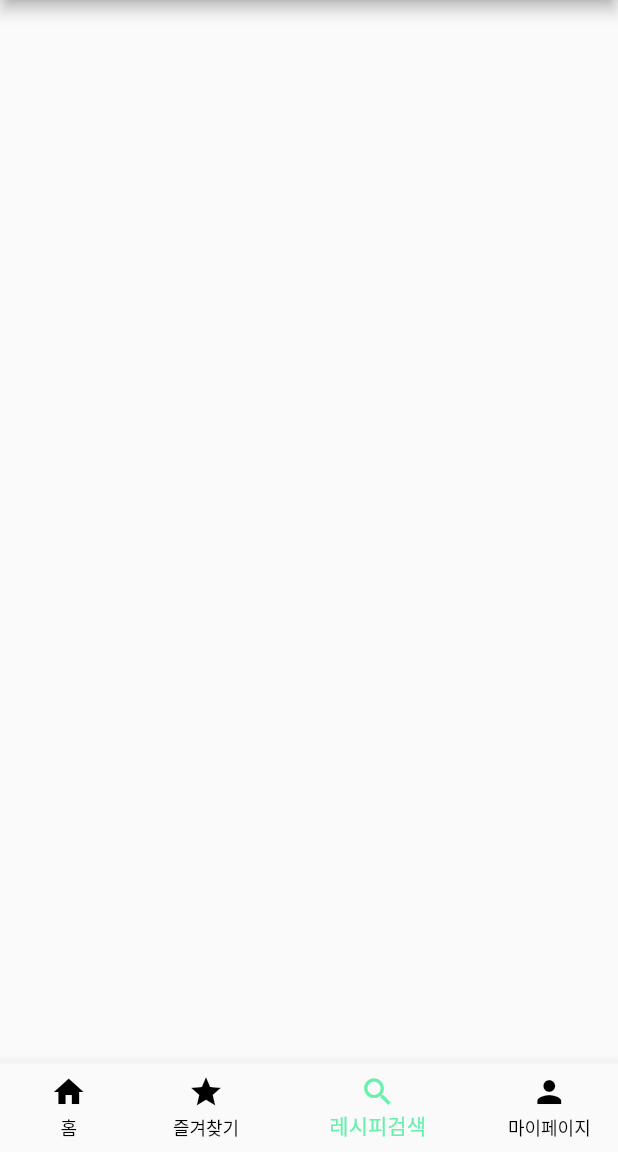
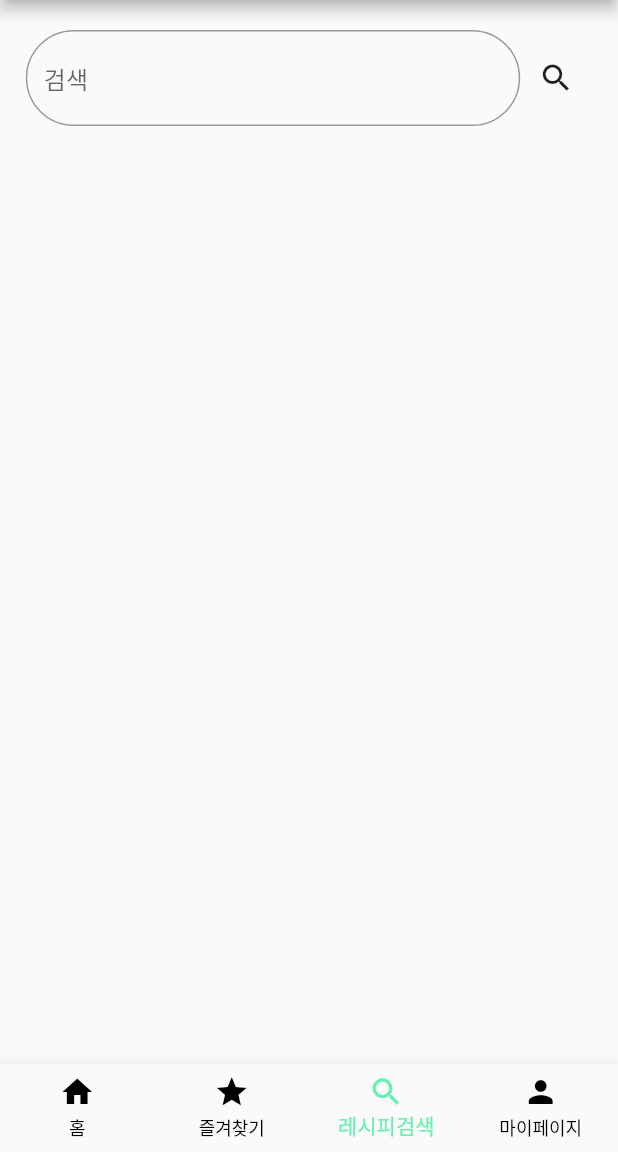
Before and after one commit to semin0723/recipes, a Flutter app: the screen it shows after launch, item 3 of the bottom bar chosen, on a phone screen of 412 x 824 dp, the part 84-1236 px from its top. Run offline on Flutter 3.47's test engine with Material 2 defaults, Android fonts, the light colour scheme and no system bars; our stand-ins replace image_picker; missing offline and left inert: dart:html.

Commit message:
캡스톤 진행중

```diff
--- a/lib/Home.dart
+++ b/lib/My_develop/Home.dart
@@ -1,14 +1,20 @@
-import 'dart:html';
-
+import 'dart:io';
 import 'package:flutter/cupertino.dart';
 import 'package:flutter/material.dart';
 import 'Image_Searched.dart';
+import 'package:image_picker/image_picker.dart';
 
-class Home extends StatelessWidget {
+
+class Home extends StatefulWidget {
   const Home({Key? key}) : super(key: key);
 
   @override
+  Homestate createState() => Homestate();
+}
+class Homestate extends State<Home> {
+  @override
   Widget build(BuildContext context) {
+    var images;
     List<String> recipe_name = <String>['recipe1','recipe2','recipe3','recipe4','recipe5'];
     List<bool> isfavorite = <bool>[true, false, false, true, true];
 
@@ -26,7 +32,7 @@ class Home extends StatelessWidget {
                 Center( // 사진 입력구간
                   child: Container(
                     margin: EdgeInsets.all(20),
-                    width: 300, height: 100, padding: EdgeInsets.fromLTRB(0, 20, 0, 0),
+                    width: double.infinity, height: 100, padding: EdgeInsets.fromLTRB(0, 20, 0, 0),
                     decoration: BoxDecoration(
                       borderRadius: BorderRadius.all(
                         Radius.circular(50),
@@ -47,11 +53,16 @@ class Home extends StatelessWidget {
                           ),
                         ),
                         IconButton(
-                            onPressed: (){
-                              Navigator.push(
-                                  context,
-                                  MaterialPageRoute(builder: (context) => Image_Searched()));
-                            },// 이미지 업로드 구간
+                            onPressed: () async{
+                              var picker = ImagePicker();
+                              var image = await picker.pickImage(source: ImageSource.gallery);
+                              if(image != null){
+                                setState(() => images = File(image.path));
+                                Navigator.push(
+                                    context,
+                                    MaterialPageRoute(builder: (context) => Image_Searched(images: images)));
+                              }
+                            },
                             icon: Icon(Icons.add))
                       ],
                     ),
@@ -62,17 +73,13 @@ class Home extends StatelessWidget {
                   children: [
                     Text('오늘의 추천 레시피'),
                     Container( // 추천레시피 5종 보여주는 공간
+                      width: double.infinity,
                       height: 300,
                       child: ListView.builder(
-                          padding: EdgeInsets.all(10),
+                          padding: EdgeInsets.all(5),
                           itemCount: recipe_name.length,
                           itemBuilder: (BuildContext context, int index) {
                             return Container(
-                              decoration: BoxDecoration(
-                                border: Border.all(
-                                  color: Colors.grey,
-                                ),
-                              ),
                               child: Row(
                                 mainAxisAlignment: MainAxisAlignment.spaceEvenly,
                                 children: [
@@ -85,6 +92,7 @@ class Home extends StatelessWidget {
                                     ),
                                   ),
                                   Flexible(
+                                    flex: 1,
                                     child: IconButton(
                                       onPressed: (){
                                         if (isfavorite[index]) {
@@ -114,7 +122,4 @@ class Home extends StatelessWidget {
       ),
     );
   }
-
-
-
 }
--- /dev/null
+++ b/lib/My_develop/Search.dart
@@ -0,0 +1,60 @@
+import 'package:flutter/material.dart';
+
+class Search extends StatelessWidget {
+  const Search({Key? key}) : super(key: key);
+
+  @override
+  Widget build(BuildContext context) {
+    final getsearchText = TextEditingController();
+
+    return MaterialApp(
+      home: SingleChildScrollView(
+        child: Column(
+          children: [
+            Container(
+              margin: EdgeInsets.only(top: 20),
+              child: Row(
+                mainAxisAlignment: MainAxisAlignment.center,
+                children: [
+                  Flexible(
+                    flex: 8,
+                    child: TextField(
+                      keyboardType: TextInputType.text,
+                      controller: getsearchText,
+                      decoration: InputDecoration(
+                        hintText: '검색',
+                        border: OutlineInputBorder(
+                          borderRadius: BorderRadius.all(
+                            Radius.circular(50),
+                          ),
+                        ),
+                        suffixIcon: getsearchText.text.isNotEmpty ?
+                            Container(
+                              child: IconButton(
+                                alignment: Alignment.centerRight,
+                                icon: Icon(Icons.cancel),
+                                onPressed: (){
+                                  getsearchText.clear();
+                                },
+                              ),
+                            ) : null,
+                      ),
+                    ),
+                  ),
+                  Flexible(
+                    flex: 2,
+                    child: IconButton(
+                      onPressed: (){},
+                      icon: Icon(Icons.search),
+                    )
+                  ),
+                ],
+              ),
+            ),
+
+          ],
+        ),
+      ),
+    );
+  }
+}
--- a/lib/main.dart
+++ b/lib/My_develop/main.dart
@@ -1,5 +1,5 @@
 import 'dart:html';
-import 'package:recipies/Image_Searched.dart';
+import 'Image_Searched.dart';
 
 import 'My_favorites.dart';
 import 'Home.dart';
@@ -84,7 +84,9 @@ class BottomSetting extends State<Page> {
           selectedItemColor: Colors.greenAccent,
           unselectedItemColor: Colors.black,
           showUnselectedLabels: true,
+          type: BottomNavigationBarType.fixed,
           onTap: Tapped,
+
         ),
       ),
     );
--- a/lib/Search.dart
+++ /dev/null
@@ -1,18 +0,0 @@
-import 'package:flutter/material.dart';
-
-class Search extends StatelessWidget {
-  const Search({Key? key}) : super(key: key);
-
-  @override
-  Widget build(BuildContext context) {
-    return MaterialApp(
-      home: Scrollbar(
-        child: Column(
-          children: [
-
-          ],
-        ),
-      ),
-    );
-  }
-}
```
Also changed, not shown: lib/My_develop/Image_Searched.dart (renamed from lib/Image_Searched.dart, +34 -21 lines), pubspec.yaml (+8 -1 lines), lib/My_develop/My_Page.dart (renamed from lib/My_Page.dart), lib/My_develop/My_favorites.dart (renamed from lib/My_favorites.dart), pubspec.lock, 5 other files.
